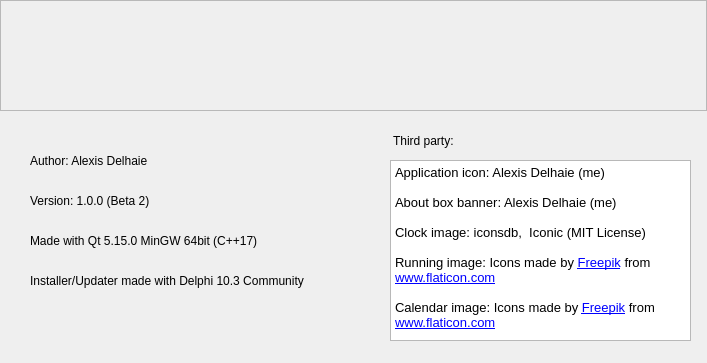
Old version of the form ui/aboutbox.ui in the repository alexlegarnd/Chronos.
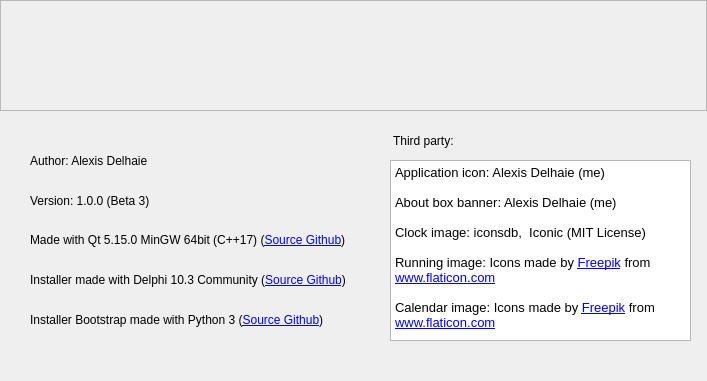
New version of the form. Icons and pictures are not drawn.

```diff
--- a/ui/aboutbox.ui
+++ b/ui/aboutbox.ui
@@ -10,7 +10,7 @@
     <x>0</x>
     <y>0</y>
     <width>707</width>
-    <height>363</height>
+    <height>381</height>
    </rect>
   </property>
   <property name="minimumSize">
@@ -22,7 +22,7 @@
   <property name="maximumSize">
    <size>
     <width>707</width>
-    <height>363</height>
+    <height>381</height>
    </size>
   </property>
   <property name="windowTitle">
@@ -91,7 +91,7 @@
     <string notr="true">font-size: 12px;</string>
    </property>
    <property name="text">
-    <string>Version: 1.0.0 (Beta 2)</string>
+    <string>Version: 1.0.0 (Beta 3)</string>
    </property>
   </widget>
   <widget class="QLabel" name="label_3">
@@ -107,7 +107,7 @@
     <string notr="true">font-size: 12px;</string>
    </property>
    <property name="text">
-    <string>Made with Qt 5.15.0 MinGW 64bit (C++17)</string>
+    <string>&lt;html&gt;&lt;head/&gt;&lt;body&gt;&lt;p&gt;Made with Qt 5.15.0 MinGW 64bit (C++17) (&lt;a href=&quot;https://github.com/alexlegarnd/Chronos&quot;&gt;&lt;span style=&quot; text-decoration: underline; color:#0000ff;&quot;&gt;Source Github&lt;/span&gt;&lt;/a&gt;)&lt;/p&gt;&lt;/body&gt;&lt;/html&gt;</string>
    </property>
   </widget>
   <widget class="QTextEdit" name="textEdit">
@@ -173,7 +173,23 @@
     <string notr="true">font-size: 12px;</string>
    </property>
    <property name="text">
-    <string>Installer/Updater made with Delphi 10.3 Community</string>
+    <string>&lt;html&gt;&lt;head/&gt;&lt;body&gt;&lt;p&gt;Installer made with Delphi 10.3 Community (&lt;a href=&quot;https://github.com/alexlegarnd/chronos-installer&quot;&gt;&lt;span style=&quot; text-decoration: underline; color:#0000ff;&quot;&gt;Source Github&lt;/span&gt;&lt;/a&gt;)&lt;/p&gt;&lt;/body&gt;&lt;/html&gt;</string>
+   </property>
+  </widget>
+  <widget class="QLabel" name="label_6">
+   <property name="geometry">
+    <rect>
+     <x>30</x>
+     <y>310</y>
+     <width>541</width>
+     <height>21</height>
+    </rect>
+   </property>
+   <property name="styleSheet">
+    <string notr="true">font-size: 12px;</string>
+   </property>
+   <property name="text">
+    <string>&lt;html&gt;&lt;head/&gt;&lt;body&gt;&lt;p&gt;Installer Bootstrap made with Python 3 (&lt;a href=&quot;https://github.com/alexlegarnd/chronos-installer-bootstrap&quot;&gt;&lt;span style=&quot; text-decoration: underline; color:#0000ff;&quot;&gt;Source Github&lt;/span&gt;&lt;/a&gt;)&lt;/p&gt;&lt;/body&gt;&lt;/html&gt;</string>
    </property>
   </widget>
  </widget>
```
